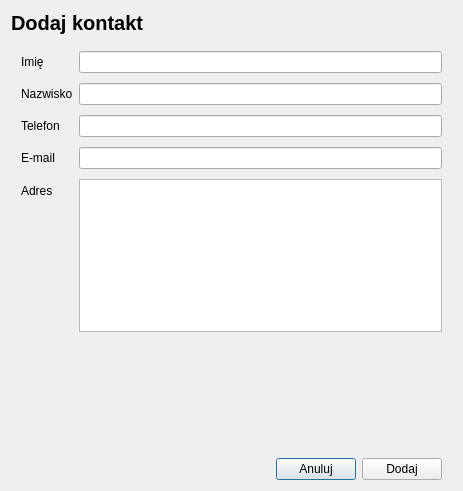
Above: createcontact.ui from Karoleqk/Baza-Kontaktow before the change. Below: the same form after it.
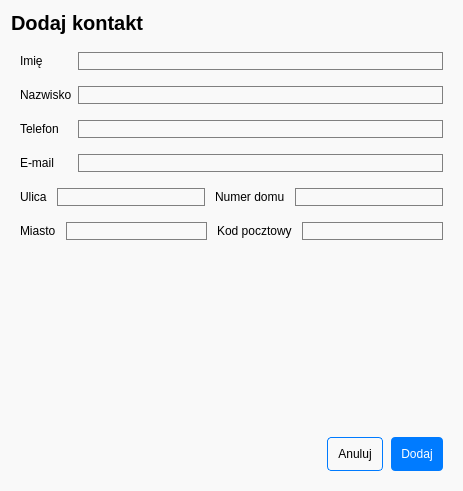
That is the form after the change.

What changed in the file:
```diff
--- a/createcontact.ui
+++ b/createcontact.ui
@@ -14,13 +14,57 @@
    <string>Dodaj kontakt</string>
   </property>
   <property name="styleSheet">
-   <string notr="true">#title {
+   <string notr="true">* {
+	border: none;
+	background-color: white;
+	padding: 0;
+	margin: 0;
+	color: black;
+}
+
+#title {
 	font-size: 20px;
+	font-weight: bold;
+}
 
+QLineEdit, QTextEdit {
+	border: 1px solid gray;
+}
+
+QLineEdit::focus, QTextEdit::focus {
+	border: 2px solid black;
+}
+
+QWidget {
+	background-color: #F9F9F9;
+}
+
+QPushButton {
+	background-color: #007BFF; 
+	color: white;
+	padding: 10px;
+	border-radius: 4px;
+	text-align: center;
+	text-decoration: none;
+}
+
+QPushButton:hover {
+	background-color: #42A5F5;
+}
+
+#btnCancel {
+	background: transparent;
+	color: black;
+	border: 1px solid #007BFF;
+	padding-top: 9px;
+	padding-bottom: 9px;
 }</string>
   </property>
   <layout class="QVBoxLayout" name="verticalLayout">
-   <item>
+   <property name="spacing">
+    <number>8</number>
+   </property>
+   <item alignment="Qt::AlignmentFlag::AlignTop">
     <widget class="QLabel" name="title">
      <property name="font">
       <font>
@@ -34,21 +78,10 @@
     </widget>
    </item>
    <item>
+    <widget class="QWidget" name="main" native="true">
     <layout class="QFormLayout" name="formLayout">
      <property name="verticalSpacing">
-      <number>10</number>
-     </property>
-     <property name="leftMargin">
-      <number>10</number>
-     </property>
-     <property name="topMargin">
-      <number>10</number>
-     </property>
-     <property name="rightMargin">
-      <number>10</number>
-     </property>
-     <property name="bottomMargin">
-      <number>120</number>
+       <number>16</number>
      </property>
      <item row="0" column="0">
       <widget class="QLabel" name="label_2">
@@ -90,38 +123,81 @@
      <item row="3" column="1">
       <widget class="QLineEdit" name="inputEmail"/>
      </item>
-     <item row="4" column="0">
+      <item row="4" column="0" colspan="2">
+       <layout class="QHBoxLayout" name="horizontalLayout_2">
+        <property name="spacing">
+         <number>10</number>
+        </property>
+        <item>
+         <widget class="QLabel" name="label">
+          <property name="text">
+           <string>Ulica</string>
+          </property>
+         </widget>
+        </item>
+        <item>
+         <widget class="QLineEdit" name="inputAddressStreet"/>
+        </item>
+        <item>
       <widget class="QLabel" name="label_4">
        <property name="text">
-        <string>Adres</string>
+           <string>Numer domu</string>
        </property>
       </widget>
      </item>
-     <item row="4" column="1">
-      <widget class="QTextEdit" name="inputAddress">
-       <property name="sizePolicy">
-        <sizepolicy hsizetype="Expanding" vsizetype="Expanding">
-         <horstretch>0</horstretch>
-         <verstretch>0</verstretch>
-        </sizepolicy>
-       </property>
-       <property name="minimumSize">
+        <item>
+         <widget class="QLineEdit" name="inputAddressNumber"/>
+        </item>
+       </layout>
+      </item>
+      <item row="5" column="0" colspan="2">
+       <layout class="QHBoxLayout" name="horizontalLayout_3">
+        <property name="spacing">
+         <number>10</number>
+        </property>
+        <item>
+         <widget class="QLabel" name="label_8">
+          <property name="text">
+           <string>Miasto</string>
+          </property>
+         </widget>
+        </item>
+        <item>
+         <widget class="QLineEdit" name="inputAddressCity"/>
+        </item>
+        <item>
+         <widget class="QLabel" name="label_7">
+          <property name="text">
+           <string>Kod pocztowy</string>
+          </property>
+         </widget>
+        </item>
+        <item>
+         <widget class="QLineEdit" name="inputAddressPostalCode"/>
+        </item>
+       </layout>
+      </item>
+     </layout>
+    </widget>
+   </item>
+   <item>
+    <spacer name="verticalSpacer">
+     <property name="orientation">
+      <enum>Qt::Orientation::Vertical</enum>
+     </property>
+     <property name="sizeHint" stdset="0">
         <size>
-         <width>0</width>
-         <height>10</height>
-        </size>
-       </property>
-      </widget>
-     </item>
-    </layout>
-   </item>
-   <item>
+       <width>20</width>
+       <height>40</height>
+      </size>
+     </property>
+    </spacer>
+   </item>
+   <item alignment="Qt::AlignmentFlag::AlignBottom">
+    <widget class="QGroupBox" name="footer">
     <layout class="QHBoxLayout" name="horizontalLayout">
-     <property name="leftMargin">
-      <number>10</number>
-     </property>
-     <property name="rightMargin">
-      <number>10</number>
+      <property name="spacing">
+       <number>8</number>
      </property>
      <item>
       <spacer name="horizontalSpacer">
@@ -151,6 +227,7 @@
       </widget>
      </item>
     </layout>
+    </widget>
    </item>
   </layout>
  </widget>
```
Lines whose indentation alone changed are shown as unchanged.
